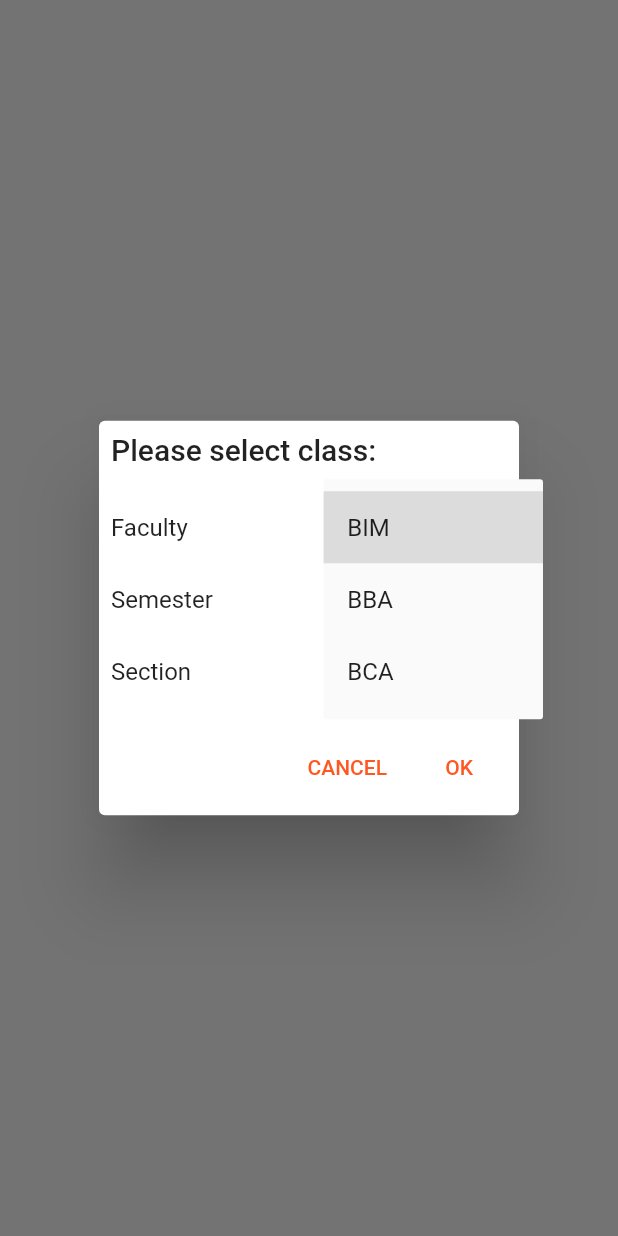
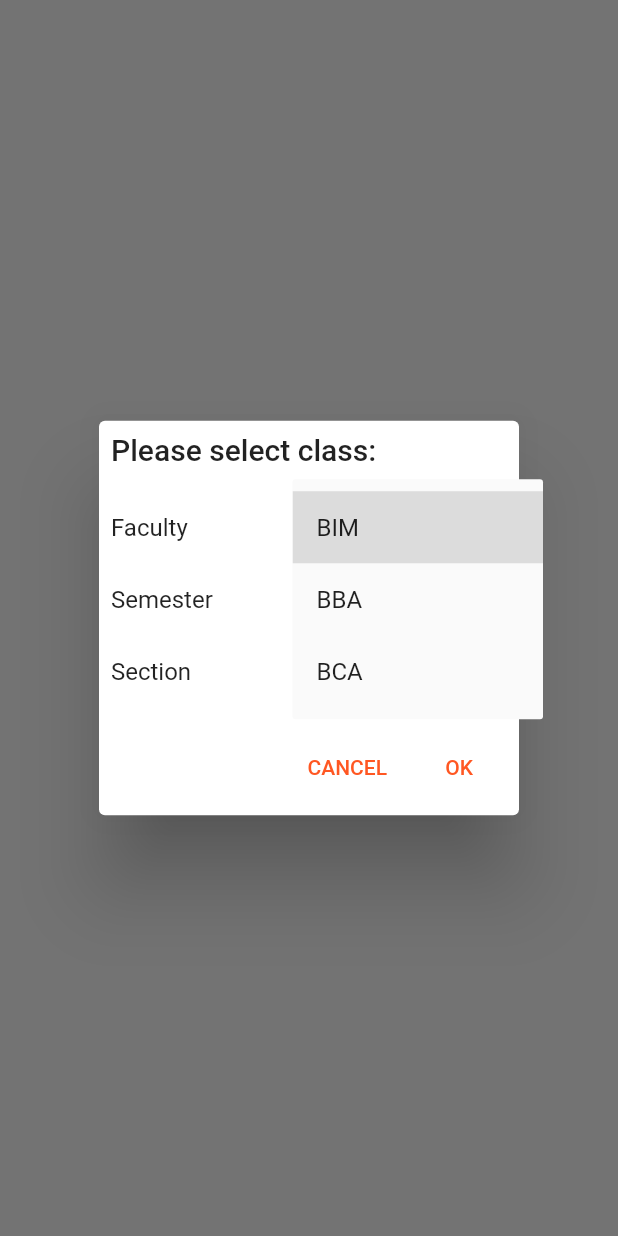
Before and after one commit to praveen1082/collegeapp, a Flutter app: what showAlertDialog() shows on an empty page, opened directly, after a tap on "BIM", on a phone screen of 412 x 824 dp. Run offline on Flutter 3.47's test engine with Material 2 defaults, Android fonts, the light colour scheme and no system bars; our stand-ins replace flutter_image_slideshow, table_calendar; network calls fail.

Commit message:
Resolved issue with show alert widget

```diff
--- a/lib/UI/widgets/optionwidget.dart
+++ b/lib/UI/widgets/optionwidget.dart
@@ -131,21 +131,15 @@ showAlertDialog(BuildContext context) {
         mainAxisAlignment: MainAxisAlignment.spaceAround,
         children: [
           Row(
-            mainAxisAlignment: MainAxisAlignment.start,
+            mainAxisAlignment: MainAxisAlignment.center,
             crossAxisAlignment: CrossAxisAlignment.center,
             children: [
-              Column(
-                children: [Text("Faculty")],
+              Expanded(child: Text("Faculty")),
+              SizedBox(
+                width: 10.0,
               ),
               Expanded(
-                child: SizedBox(
-                  width: 10.0,
-                ),
-              ),
-              Expanded(
-                child: Column(
-                  children: [
-                    DropdownButton<String>(
+                child: DropdownButton<String>(
                   underline: SizedBox(),
                   isExpanded: true,
                   value: facultydropdownValue,
@@ -166,27 +160,19 @@ showAlertDialog(BuildContext context) {
                     );
                   }).toList(),
                 ),
-                  ],
-                ),
               ),
             ],
           ),
           Row(
-            mainAxisAlignment: MainAxisAlignment.start,
+            mainAxisAlignment: MainAxisAlignment.center,
             crossAxisAlignment: CrossAxisAlignment.center,
             children: [
-              Column(
-                children: [Text("Semester")],
+              Expanded(child: Text("Semester")),
+              SizedBox(
+                width: 10.0,
               ),
               Expanded(
-                child: SizedBox(
-                  width: 10.0,
-                ),
-              ),
-              Expanded(
-                child: Column(
-                  children: [
-                    DropdownButton<String>(
+                child: DropdownButton<String>(
                   underline: SizedBox(),
                   isExpanded: true,
                   value: semesterdropdownValue,
@@ -215,27 +201,19 @@ showAlertDialog(BuildContext context) {
                     );
                   }).toList(),
                 ),
-                  ],
-                ),
               ),
             ],
           ),
           Row(
-            mainAxisAlignment: MainAxisAlignment.start,
+            mainAxisAlignment: MainAxisAlignment.center,
             crossAxisAlignment: CrossAxisAlignment.center,
             children: [
-              Column(
-                children: [Text("Section")],
+              Expanded(child: Text("Section")),
+              SizedBox(
+                width: 10.0,
               ),
               Expanded(
-                child: SizedBox(
-                  width: 10.0,
-                ),
-              ),
-              Expanded(
-                child: Column(
-                  children: [
-                    DropdownButton<String>(
+                child: DropdownButton<String>(
                   isExpanded: true,
                   underline: SizedBox(),
                   value: sectiondropdownValue,
@@ -255,8 +233,6 @@ showAlertDialog(BuildContext context) {
                       child: Text(value),
                     );
                   }).toList(),
-                    ),
-                  ],
                 ),
               ),
             ],
```
Lines whose indentation alone changed are shown as unchanged.
